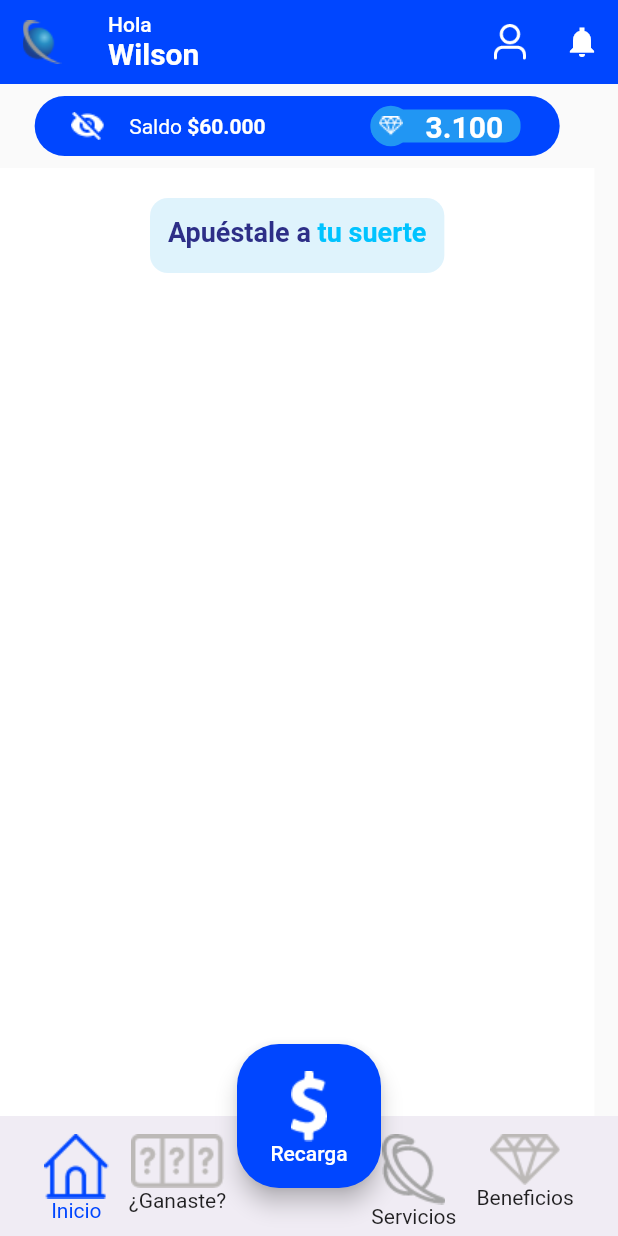
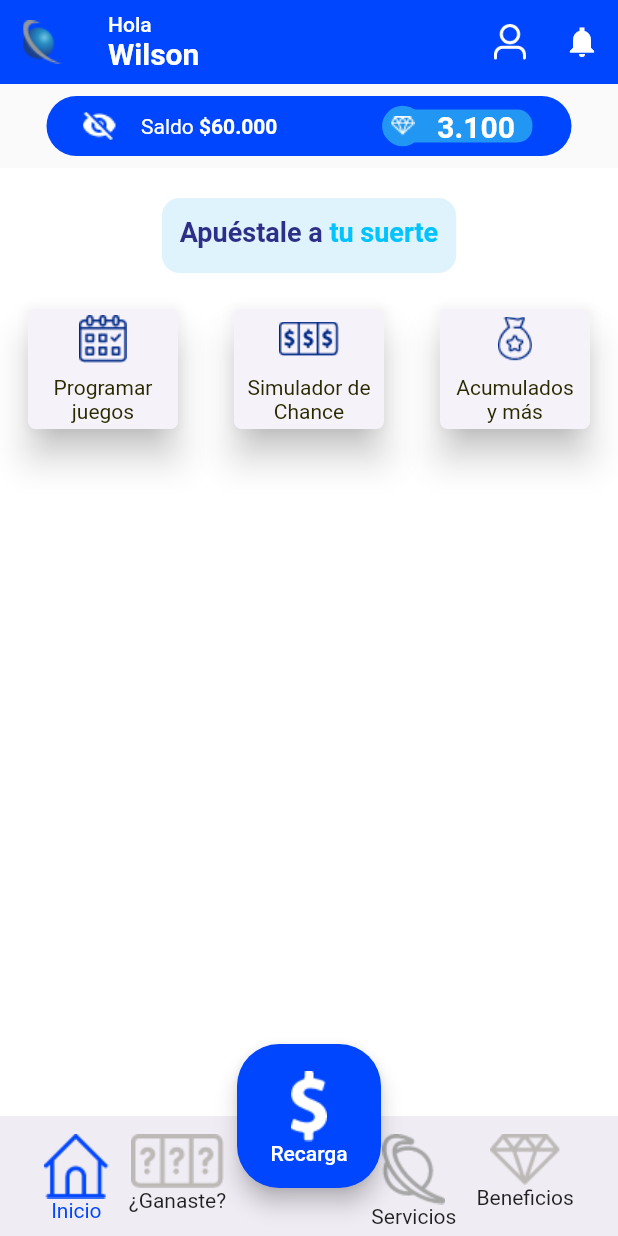
Before and after one commit to MurphLaw/demo, a Flutter app: the screen it shows after launch, on a phone screen of 412 x 824 dp. Run offline on Flutter 3.47's test engine with Material 2 defaults, Android fonts, the phone set to English and light mode, and no system bars.

Commit message:
Se agrega lógica de los trios de iconos de screen1 y 2, se agregan al home

```diff
--- a/lib/screens/main_bet_screen.dart
+++ b/lib/screens/main_bet_screen.dart
@@ -1,4 +1,5 @@
 import 'package:demo/widgets/account_money.dart';
+import 'package:demo/widgets/custom_decorative_4.dart';
 import 'package:demo/widgets/generic_element_bottom_bar.dart';
 import 'package:demo/widgets/main_app_bar.dart';
 import 'package:demo/widgets/main_bottom_bar.dart';
@@ -44,6 +45,7 @@ class MainBetScreen extends StatelessWidget {
             child: Column(
               children: const [
                 BetYourLuck(),
+                CustomDecorative4()
               ],
             ),
           ))
--- a/lib/theme/theme_chance.dart
+++ b/lib/theme/theme_chance.dart
@@ -1,4 +1,4 @@
-import 'package:chance/screens/screens.dart';
+import 'package:flutter/material.dart';
 
 class ThemeChance {
 
--- /dev/null
+++ b/lib/widgets/custom_decorative_4.dart
@@ -0,0 +1,12 @@
+import 'package:flutter/material.dart';
+
+import 'custom_icon_and_letter_2.dart';
+
+class CustomDecorative4 extends StatelessWidget {
+  const CustomDecorative4({super.key});
+
+  @override
+  Widget build(BuildContext context) {
+    return const CustomIconAndLetter2();
+  }
+}
--- /dev/null
+++ b/lib/widgets/custom_icon_and_letter_2.dart
@@ -0,0 +1,23 @@
+import 'package:flutter/material.dart';
+import 'custom_icon_and_letterV2.dart';
+class CustomIconAndLetter2 extends StatelessWidget {
+  const CustomIconAndLetter2({
+    Key? key,
+  }) : super(key: key);
+
+  @override
+  Widget build(BuildContext context) {
+    return Column(
+      children: [
+        Row(
+          mainAxisAlignment: MainAxisAlignment.spaceAround,
+          children: const [
+            Customcard2(text1: 'Programar', text2: 'juegos',iconRoot: 'assets/images/program.png',),
+            Customcard2(text1: 'Simulador de', text2: 'Chance',iconRoot: 'assets/images/simulador.png',),
+            Customcard2(text1: 'Acumulados', text2: 'y más',iconRoot: 'assets/images/acumulado.png',),
+          ],
+        ),
+      ],
+    );
+  }
+}
--- /dev/null
+++ b/lib/widgets/custom_icon_and_letterv2.dart
@@ -0,0 +1,43 @@
+import 'package:flutter/material.dart';
+import '../theme/theme_chance.dart';
+class Customcard2 extends StatelessWidget {
+  final String text1;
+  final String text2;
+  final String iconRoot;
+
+  const Customcard2({super.key, required this.text1, required this.text2, required this.iconRoot});
+
+  @override
+  Widget build(BuildContext context) {
+    return Card(
+    shape: RoundedRectangleBorder(borderRadius: BorderRadius.circular(5.0)),
+    elevation: 10,
+    child: Column(
+      children: [
+        ImageIcon(AssetImage(iconRoot),//const ImageIcon(AssetImage("assets/Grupo9179.png")
+          color: ThemeChance.iconsColor1Home, size: ThemeChance.sizeIcon1Home,),
+        SizedBox(
+          width: ThemeChance.widthWidgetIcon1Home,
+          height: ThemeChance.heightWidgetIcon1Home,
+          child: Column(
+            mainAxisAlignment: MainAxisAlignment.center,
+            children: [
+              Padding(padding: const EdgeInsets.all(0),
+              child: RichText(
+                text: TextSpan(
+                  text: text1,
+                  style: const TextStyle(
+                  fontSize: ThemeChance.fontSizeWidgetIcon1Home,
+                  color: ThemeChance.letterColor1Home),),),),
+              RichText(text: TextSpan(
+                text: text2,
+                style: const TextStyle(
+                fontSize: ThemeChance.fontSizeWidgetIcon1Home,
+                color: ThemeChance.letterColor1Home),),)
+            ],),
+        ),
+      ],
+    ),
+    );
+  }
+}
```
Also changed, not shown: lib/widgets/custom_decorative_2.dart (+4 -55 lines), lib/widgets/custom_icon_and_letter.dart (added, +49 -0 lines), lib/widgets/custom_icon_and_letter_1.dart (added, +23 -0 lines), pubspec.yaml (+7 -0 lines), assets/images/acumulado.png (renamed from assets/images/Grupo9192.png), assets/images/favorite.png (renamed from assets/images/Grupo9183.png), assets/images/luck.png (renamed from assets/images/Grupo9181.png), assets/images/program.png (renamed from assets/images/Grupo9190.png), assets/images/simulador.png (renamed from assets/images/Grupo9191.png), assets/images/support.png (renamed from assets/images/Grupo9179.png).
